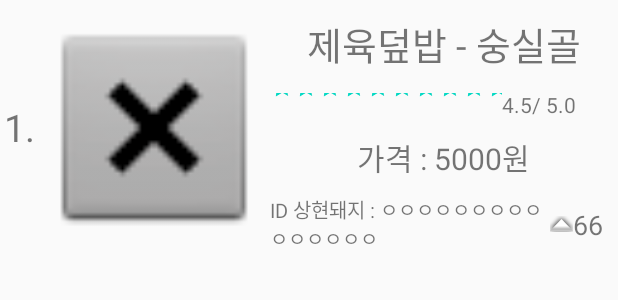
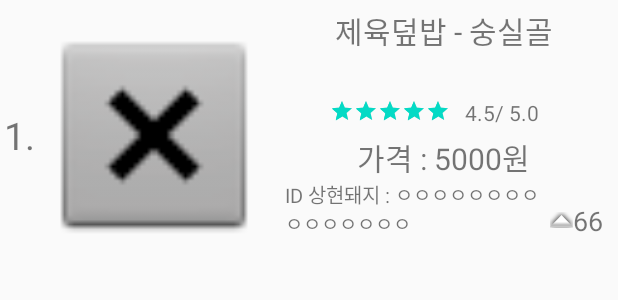
Before and after one commit to hamham300/MeoMuk, an Android app: the layout listitem_price.xml on its own in the app's theme, with its tools: preview values and no code run, on a phone screen of 412 x 824 dp. Shown: the top 300 px of the screen. Run offline under Robolectric (Android 15) with nearby library versions, the phone set to English and light mode, and no system bars.

Commit message:
Jeon 2020-03-29 17:45 가격대별조회 리스트아이템 레이아웃 수정

```diff
--- a/app/src/main/res/layout/listitem_price.xml
+++ b/app/src/main/res/layout/listitem_price.xml
@@ -2,7 +2,7 @@
 <LinearLayout xmlns:android="http://schemas.android.com/apk/res/android"
     xmlns:app="http://schemas.android.com/apk/res-auto"
     android:layout_width="match_parent"
-    android:layout_height="170dp"
+    android:layout_height="180dp"
     android:orientation="horizontal">
 
     <TextView
@@ -24,7 +24,8 @@
         android:layout_width="0dp"
         android:layout_height="match_parent"
         android:layout_weight="3"
-        android:layout_marginTop="10dp"
+        android:layout_marginTop="5dp"
+        android:layout_marginBottom="5dp"
         android:orientation="vertical">
 
         <TextView
@@ -32,36 +33,37 @@
             android:layout_width="wrap_content"
             android:layout_height="0dp"
             android:layout_weight="1"
-            android:textSize="25dp"
+            android:textSize="20dp"
             android:layout_gravity="center|bottom"
             android:text="제육덮밥 - 숭실골" />
 
         <LinearLayout
             android:layout_width="match_parent"
-            android:layout_height="0dp"
-            android:layout_weight="1"
+            android:layout_height="30dp"
 
             android:orientation="horizontal">
 
             <RatingBar
                 android:id="@+id/rating"
-                style="@style/Widget.AppCompat.RatingBar.Small"
-                android:layout_width="0dp"
-                android:layout_height="match_parent"
-                android:layout_weight="2"
+                style="?android:attr/ratingBarStyleSmall"
+                android:layout_width="wrap_content"
+                android:layout_height="wrap_content"
+                android:layout_marginLeft="40dp"
+                android:layout_marginTop="6dp"
                 android:numStars="5"
                 android:rating="4.5"
                 android:stepSize="1"
                 app:layout_constraintLeft_toLeftOf="parent"
                 app:layout_constraintRight_toRightOf="parent"
-                app:layout_constraintTop_toTopOf="parent" />
+                app:layout_constraintTop_toTopOf="parent"
+                android:layout_marginStart="40dp" />
 
             <TextView
                 android:id="@+id/txt_rate"
-                android:layout_width="0dp"
+                android:layout_width="wrap_content"
                 android:layout_height="wrap_content"
-                android:layout_weight="1"
                 android:layout_gravity="center"
+                android:layout_marginLeft="10dp"
                 android:text="4.5/ 5.0" />
 
         </LinearLayout>
@@ -69,9 +71,8 @@
         <TextView
             android:id="@+id/txt_price"
             android:layout_width="wrap_content"
-            android:layout_height="0dp"
+            android:layout_height="wrap_content"
             android:layout_gravity="center"
-            android:layout_weight="1"
             android:textSize="20dp"
             android:text="가격 : 5000원" />
 
@@ -87,8 +88,10 @@
                 android:layout_height="match_parent"
                 android:layout_gravity="center"
                 android:layout_weight="1"
+                android:layout_marginLeft="10dp"
                 android:textSize="13dp"
-                android:text="ID 상현돼지 : ㅇㅇㅇㅇㅇㅇㅇㅇㅇㅇㅇㅇㅇㅇㅇ" />
+                android:text="ID 상현돼지 : ㅇㅇㅇㅇㅇㅇㅇㅇㅇㅇㅇㅇㅇㅇㅇ"
+               />
 
             <ImageView
                 android:id="@+id/imageView2"
```
